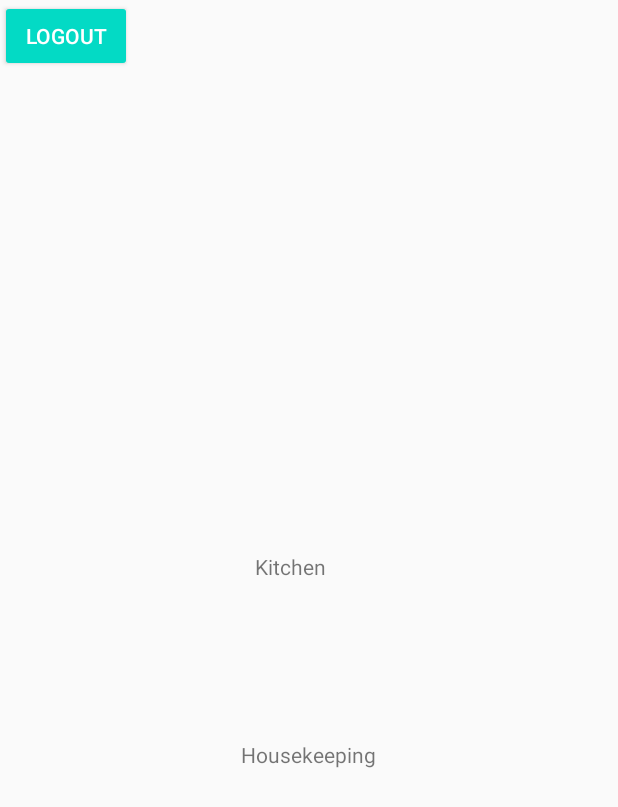
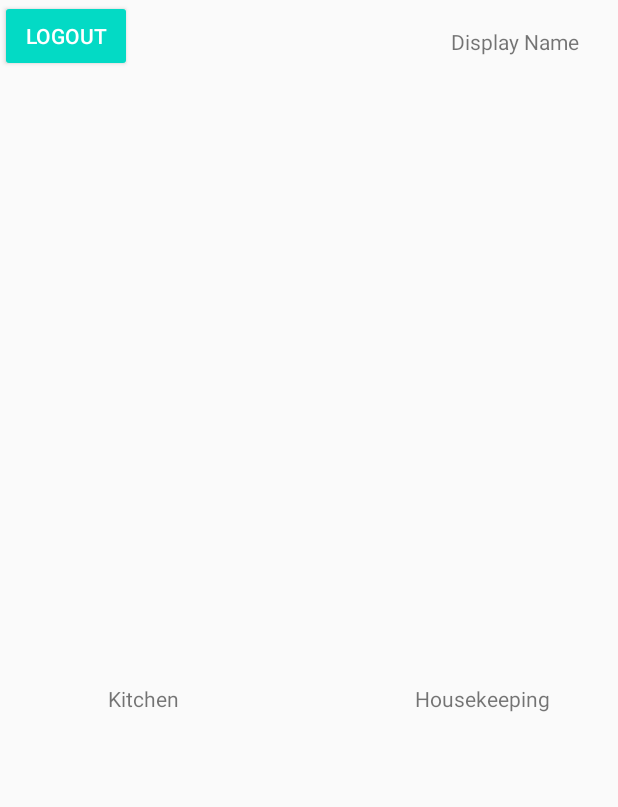
Before and after one commit to wota-n/BayviewHotel, an Android app: the layout activity_portal.xml on its own in the app's theme, with its tools: preview values and no code run, on a phone screen of 412 x 824 dp. Shown: the top 807 px of the screen. Run offline under Robolectric (Android 15) with nearby library versions, the phone set to English and light mode, and no system bars.

Commit message:
added password reset function

```diff
--- a/app/src/main/res/layout/activity_portal.xml
+++ b/app/src/main/res/layout/activity_portal.xml
@@ -13,10 +13,10 @@
         android:text="Kitchen"
         app:layout_constraintBottom_toBottomOf="parent"
         app:layout_constraintEnd_toEndOf="parent"
-        app:layout_constraintHorizontal_bias="0.467"
+        app:layout_constraintHorizontal_bias="0.197"
         app:layout_constraintStart_toStartOf="parent"
         app:layout_constraintTop_toTopOf="parent"
-        app:layout_constraintVertical_bias="0.457" />
+        app:layout_constraintVertical_bias="0.567" />
 
     <TextView
         android:id="@+id/textView2"
@@ -25,10 +25,10 @@
         android:text="Housekeeping"
         app:layout_constraintBottom_toBottomOf="parent"
         app:layout_constraintEnd_toEndOf="parent"
-        app:layout_constraintHorizontal_bias="0.498"
+        app:layout_constraintHorizontal_bias="0.859"
         app:layout_constraintStart_toStartOf="parent"
         app:layout_constraintTop_toTopOf="parent"
-        app:layout_constraintVertical_bias="0.613" />
+        app:layout_constraintVertical_bias="0.567" />
 
     <Button
         android:id="@+id/logout"
@@ -42,4 +42,30 @@
         app:layout_constraintLeft_toLeftOf="parent"
         app:layout_constraintTop_toTopOf="parent"
         />
+
+    <TextView
+        android:id="@+id/displayName"
+        android:layout_width="wrap_content"
+        android:layout_height="wrap_content"
+        android:text="Display Name"
+        app:layout_constraintBottom_toBottomOf="parent"
+        app:layout_constraintEnd_toEndOf="parent"
+        app:layout_constraintHorizontal_bias="0.891"
+        app:layout_constraintStart_toEndOf="@+id/logout"
+        app:layout_constraintTop_toTopOf="parent"
+        app:layout_constraintVertical_bias="0.022" />
+
+    <ProgressBar
+        android:layout_width="wrap_content"
+        android:layout_height="wrap_content"
+        android:id="@+id/progressBar"
+        android:visibility="gone"
+        tools:ignore="MissingConstraints"
+
+        app:layout_constraintBottom_toBottomOf="@+id/forgotPassword"
+        app:layout_constraintEnd_toEndOf="parent"
+        app:layout_constraintHorizontal_bias="0.498"
+        app:layout_constraintStart_toStartOf="parent"
+        app:layout_constraintTop_toTopOf="parent"
+        app:layout_constraintVertical_bias="0.587" />
 </androidx.constraintlayout.widget.ConstraintLayout>
```
Also changed, not shown: app/src/main/AndroidManifest.xml (+8 -1 lines), app/src/main/java/com/inti/bayviewhotel/ForgotPassword.java (added, +71 -0 lines), app/src/main/java/com/inti/bayviewhotel/MainActivity.java (+10 -1 lines), app/src/main/java/com/inti/bayviewhotel/PortalActivity.java (+40 -0 lines), app/src/main/res/layout/activity_forgot_password.xml (added, +77 -0 lines), app/src/main/res/layout/activity_main.xml (+8 -7 lines).
